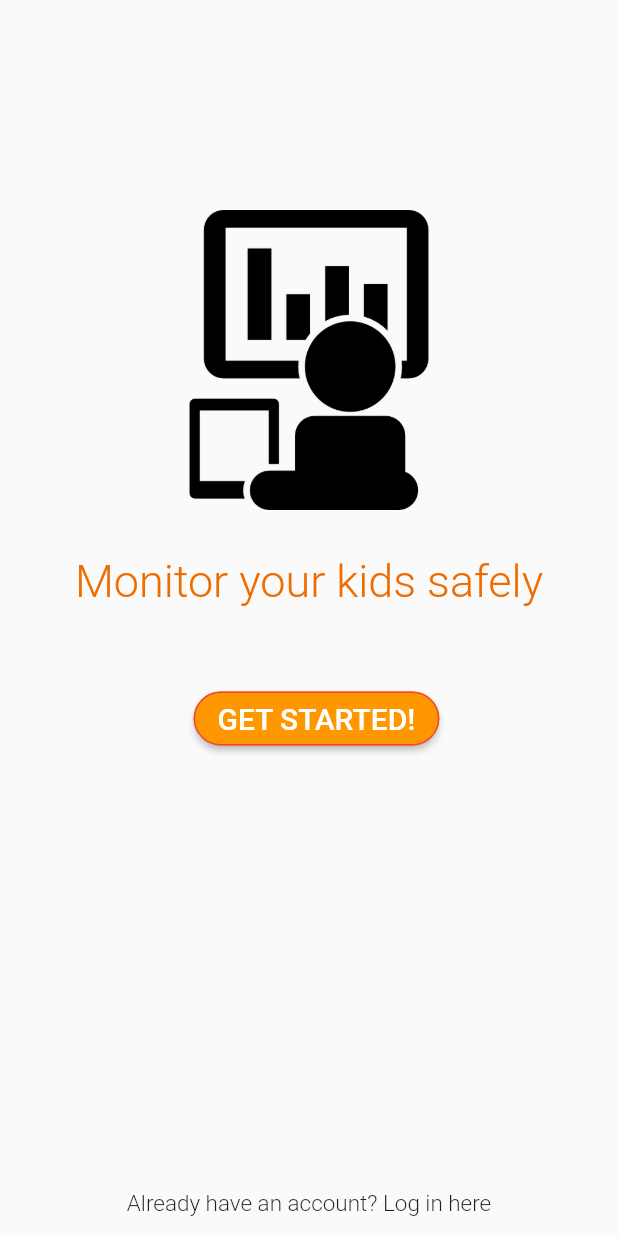
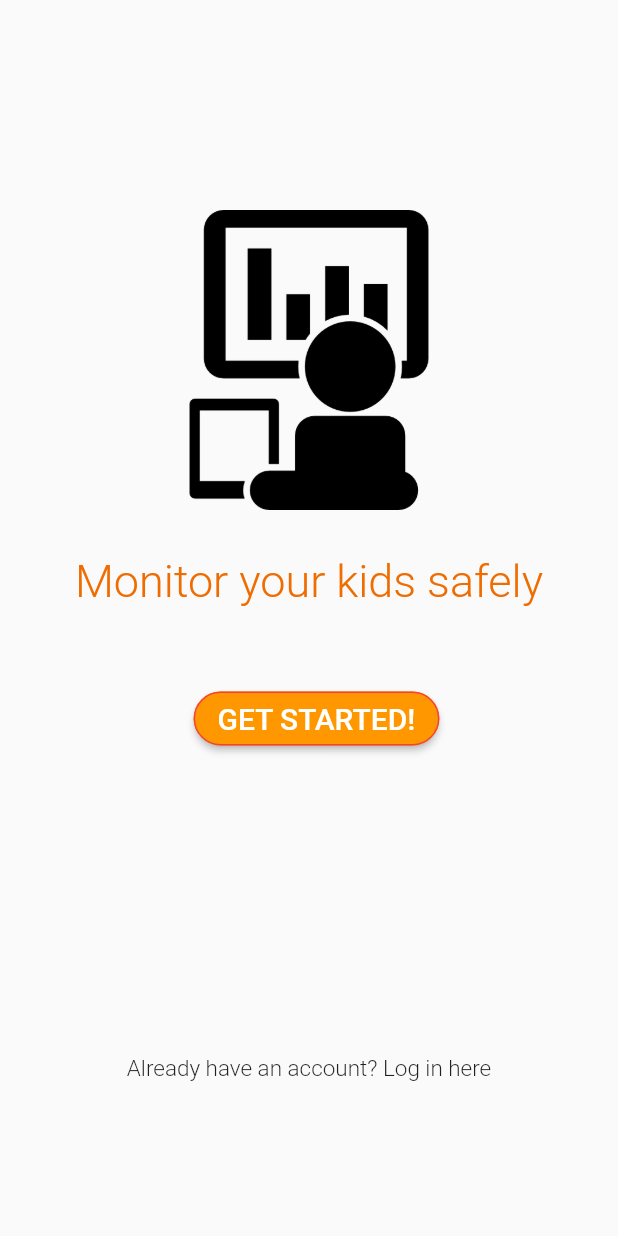
Before and after one commit to olafkotur/checked, a Flutter app: the screen it shows after launch, on a phone screen of 412 x 824 dp. Run offline on Flutter 3.47's test engine with Material 2 defaults, Android fonts, the phone set to English and light mode, and no system bars.

Commit message:
Solve bug fixes

```diff
--- a/checked_mobile_application/lib/screens/home.dart
+++ b/checked_mobile_application/lib/screens/home.dart
@@ -1,4 +1,5 @@
 import 'package:flutter/material.dart';
+import 'package:http/http.dart';
 
 class Home extends StatefulWidget {
   @override
--- a/checked_mobile_application/lib/screens/intro.dart
+++ b/checked_mobile_application/lib/screens/intro.dart
@@ -70,7 +70,7 @@ class _IntroState extends State<Intro> {
                 ],
               ),
               SizedBox(
-                height: 290.0,
+                height: 200.0,
               ),
               Text("Already have an account? Log in here",
                 style: TextStyle(
```
Also changed, not shown: checked_mobile_application/lib/services/zone.dart (added).
